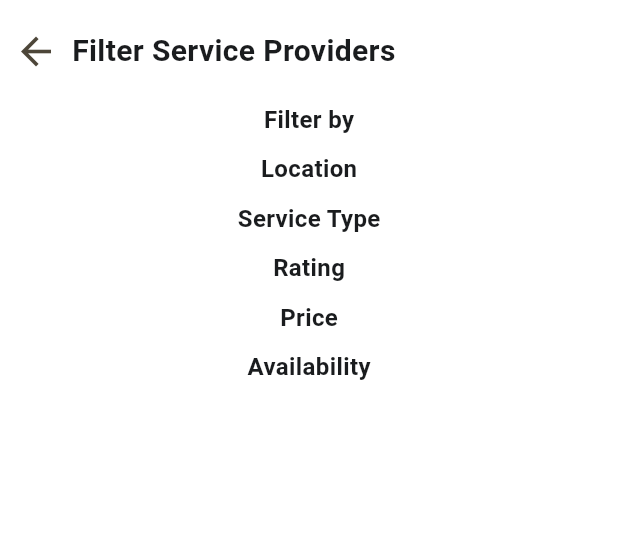
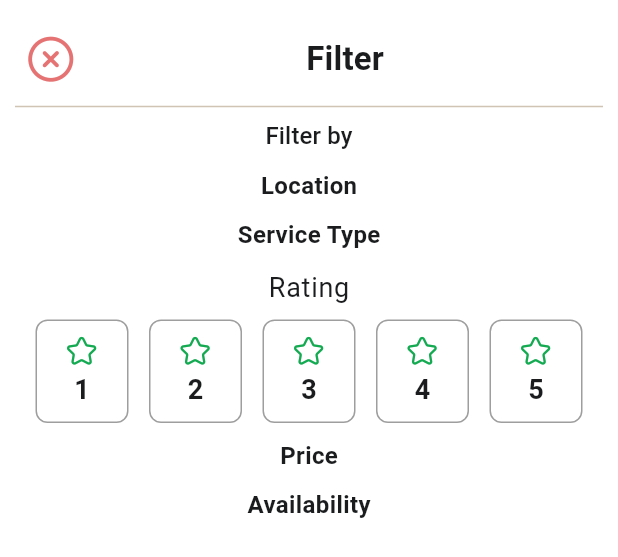
Before and after one commit to Awesomewsdm/service_masters, a Flutter app: the FilterServiceProvidersScreen widget shown alone on an empty page, opened directly, on a phone screen of 412 x 824 dp. Shown: the top 557 px of the screen. Run offline on Flutter 3.47's test engine with Material 3 defaults, Android fonts, the phone set to English and light mode, and no system bars; our stand-ins replace auto_route, chat_bubbles, cloud_firestore, equatable, firebase_auth, firebase_core and 24 more; missing offline and left inert: agora_rtc_engine, flutter_google_maps_webservices; accounts and stored records are empty; generated files the repository leaves out were written again; statements that could not run were skipped.

Commit message:
added filter section

```diff
--- a/lib/service_providers/view/filter_service_providers.dart
+++ b/lib/service_providers/components/filter_service_providers.dart
@@ -1,41 +1,40 @@
 import "package:service_masters/common/barrels.dart";
+import "package:service_masters/service_providers/components/rating_box.dart";
 
 class FilterServiceProvidersScreen extends StatelessWidget {
   const FilterServiceProvidersScreen({super.key});
 
   @override
   Widget build(BuildContext context) {
-    return SizedBox(
-      height: context.screenHeight,
+    return Container(
+      padding: const EdgeInsets.all(10),
+      height: context.screenHeight / 1.05,
       width: context.screenWidth,
       child: Column(
         children: [
-          const Gap(10),
+          const Gap(5),
           Row(
             children: [
               IconButton(
                 onPressed: () => Navigator.pop(context),
-                icon: const Icon(
-                  Icons.arrow_back,
+                icon: Icon(
+                  CustomIcons.crossCircle,
                   size: 30,
+                  color: Colors.red.shade300,
                 ),
               ),
-              const Text(
-                "Filter Service Providers",
-                style: TextStyle(
-                  fontSize: 20,
-                  fontWeight: FontWeight.bold,
-                ),
+              const Spacer(),
+              Text(
+                "Filter",
+                style: context.textTheme.titleMedium,
               ),
+              const Spacer(),
             ],
           ),
-          const Gap(10),
-          const Text(
+          const Divider(),
+          Text(
             "Filter by",
-            style: TextStyle(
-              fontSize: 16,
-              fontWeight: FontWeight.bold,
-            ),
+            style: context.textTheme.titleSmall,
           ),
           const Gap(10),
           const Text(
@@ -54,12 +53,30 @@ class FilterServiceProvidersScreen extends StatelessWidget {
             ),
           ),
           const Gap(10),
-          const Text(
+          Text(
             "Rating",
-            style: TextStyle(
-              fontSize: 16,
-              fontWeight: FontWeight.bold,
-            ),
+            style: context.textTheme.bodyLarge,
+          ),
+          const Gap(8),
+          const Row(
+            mainAxisAlignment: MainAxisAlignment.spaceEvenly,
+            children: [
+              RatingBox(
+                ratingNumber: "1",
+              ),
+              RatingBox(
+                ratingNumber: "2",
+              ),
+              RatingBox(
+                ratingNumber: "3",
+              ),
+              RatingBox(
+                ratingNumber: "4",
+              ),
+              RatingBox(
+                ratingNumber: "5",
+              ),
+            ],
           ),
           const Gap(10),
           const Text(
--- /dev/null
+++ b/lib/service_providers/components/rating_box.dart
@@ -0,0 +1,35 @@
+import "package:service_masters/common/barrels.dart";
+
+class RatingBox extends StatelessWidget {
+  const RatingBox({
+    required this.ratingNumber,
+    super.key,
+  });
+
+  final String ratingNumber;
+
+  @override
+  Widget build(BuildContext context) {
+    return Container(
+      padding: const EdgeInsets.symmetric(horizontal: 18, vertical: 8),
+      decoration: BoxDecoration(
+        border: Border.all(color: Colors.grey),
+        borderRadius: BorderRadius.circular(8),
+      ),
+      child: Column(
+        mainAxisAlignment: MainAxisAlignment.center,
+        children: [
+          const Icon(
+            CustomIcons.star2,
+            color: tPrimaryColor,
+          ),
+          Text(
+            ratingNumber,
+            style: context.textTheme.bodyLarge!
+                .copyWith(fontWeight: FontWeight.bold),
+          ),
+        ],
+      ),
+    );
+  }
+}
--- a/lib/service_providers/view/service_providers_screen.dart
+++ b/lib/service_providers/view/service_providers_screen.dart
@@ -1,5 +1,5 @@
 import "package:service_masters/common/barrels.dart";
-import "package:service_masters/service_providers/view/filter_service_providers.dart";
+import "package:service_masters/service_providers/components/filter_service_providers.dart";
 
 @RoutePage()
 class ServiceProvidersScreen extends HookWidget {
```
Also changed, not shown: lib/map_search/bloc/map_search/map_search_bloc.dart (line endings or trailing spaces), lib/map_search/bloc/map_search/map_search_event.dart (line endings or trailing spaces).
